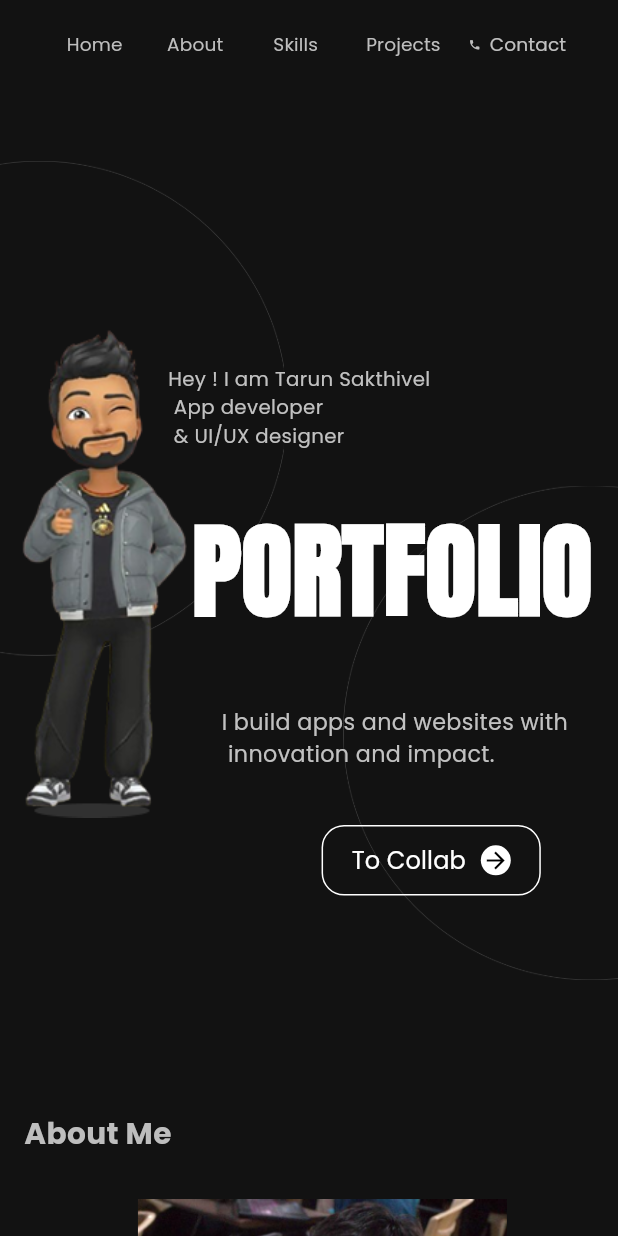
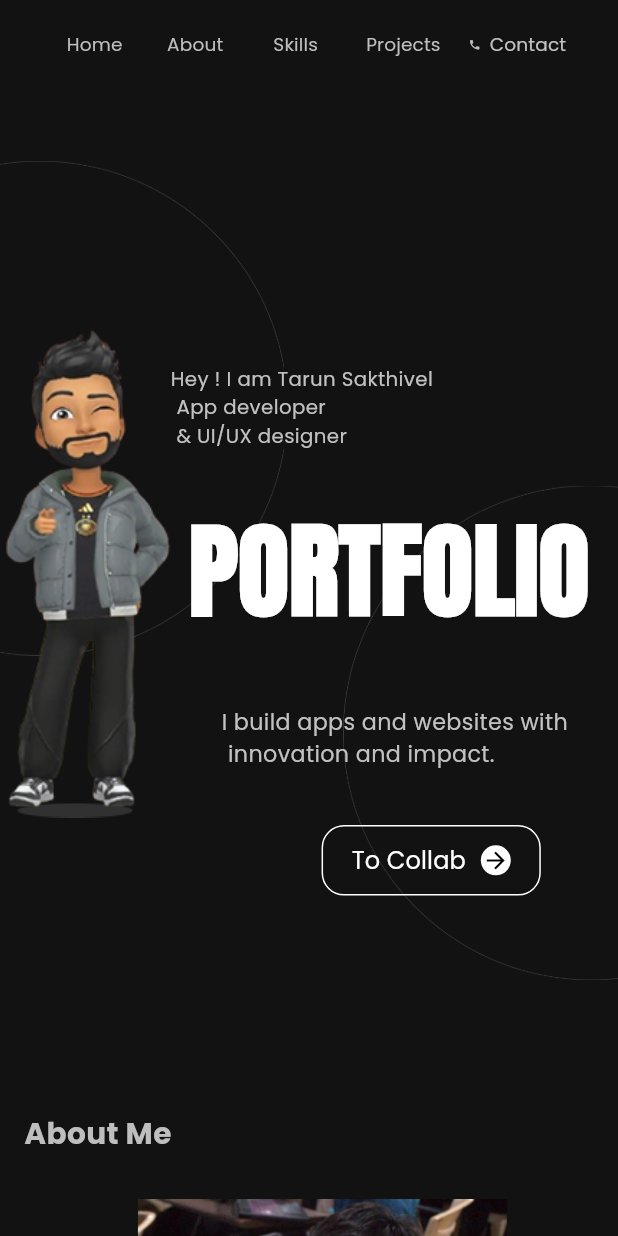
Before and after one commit to tarun-sakthivel/Portfolio, a Flutter app: the screen it shows after launch, on a phone screen of 412 x 824 dp. Run offline on Flutter 3.47's test engine with Material 3 defaults, Android fonts, the phone set to English and light mode, and no system bars; our stand-ins replace animated_text_kit, rive; missing offline and left inert: stepper_list_view.

Commit message:
Changes in alignment in home

```diff
--- a/lib/Screens/Home.dart
+++ b/lib/Screens/Home.dart
@@ -89,7 +89,7 @@ class _HomepageState extends State<Homepage> {
                         : Text(""),
                     Align(
                       alignment: screenWidth < 500
-                          ? Alignment(-0.4, -0.4)
+                          ? Alignment(-0.38, -0.4)
                           : Alignment(leftTextX, topY),
                       child: screenWidth < 500
                           ? Text(
@@ -109,7 +109,7 @@ class _HomepageState extends State<Homepage> {
                     ),
                     Align(
                       alignment: screenWidth < 500
-                          ? Alignment(0.6, 0)
+                          ? Alignment(0.55, 0)
                           : Alignment(0, 0),
                       child: Text(
                         'PORTFOLIO',
@@ -137,7 +137,7 @@ class _HomepageState extends State<Homepage> {
                     ),
                     Align(
                       alignment: screenWidth < 500
-                          ? const Alignment(-15, 0)
+                          ? const Alignment(-16, 0)
                           : Alignment(-0.01, 0), // Fixed position
                       child: screenWidth < 500
                           ? Image.asset(
```
